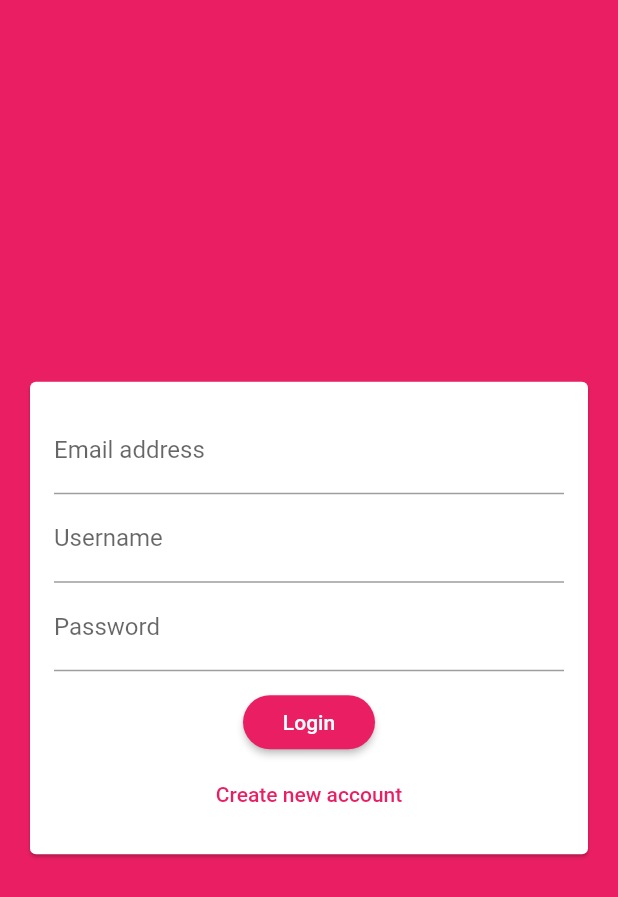
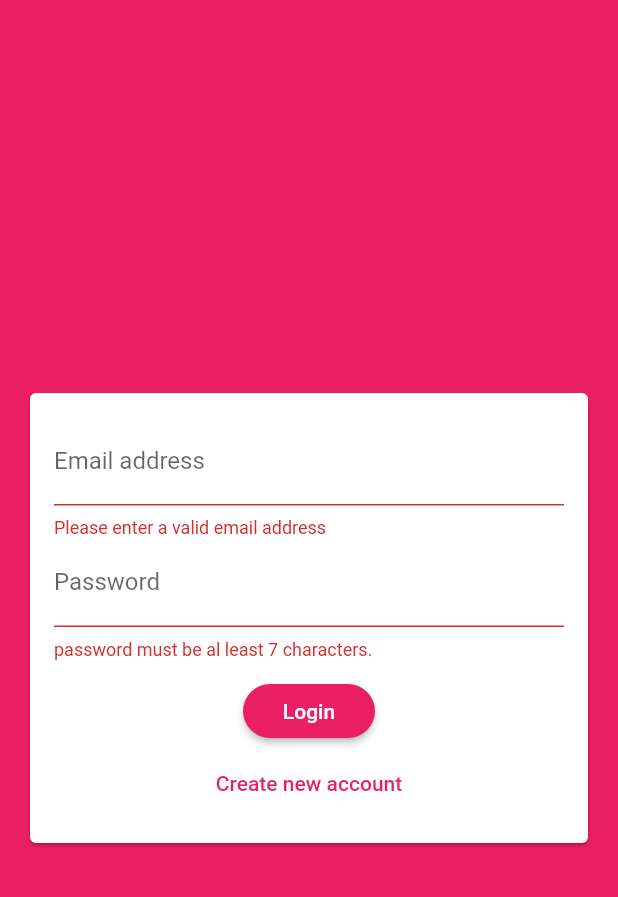
Before and after one commit to Mahendra789/heybuddy, a Flutter app: the screen it shows after launch, after a tap on "Login", on a phone screen of 412 x 824 dp. Shown: the top 897 px of the screen. Run offline on Flutter 3.47's test engine with Material 2 defaults, Android fonts, the phone set to English and light mode, and no system bars; our stand-ins replace cloud_firestore; accounts and stored records are empty.

Commit message:
validations added

```diff
--- a/lib/screens/auth_screen.dart
+++ b/lib/screens/auth_screen.dart
@@ -7,11 +7,14 @@ class AuthScreen extends StatefulWidget {
 }
 
 class _AuthScreenState extends State<AuthScreen> {
+  void _submitAuthForm(
+      String email, String username, String password, bool isLogin) {}
+
   @override
   Widget build(BuildContext context) {
     return Scaffold(
       backgroundColor: Theme.of(context).primaryColor,
-      body: AuthForm(),
+      body: AuthForm(_submitAuthForm),
     );
   }
 }
--- a/lib/widgets/auth/auth_form.dart
+++ b/lib/widgets/auth/auth_form.dart
@@ -1,11 +1,32 @@
 import 'package:flutter/material.dart';
 
 class AuthForm extends StatefulWidget {
+  AuthForm(this.submitFn);
+
+  final void Function(
+      String email, String username, String password, bool _isLogin) submitFn;
+
   @override
   _AuthFormState createState() => _AuthFormState();
 }
 
 class _AuthFormState extends State<AuthForm> {
+  final _formKey = GlobalKey<FormState>();
+  var _isLogin = true;
+  String _userEmail = '';
+  String _userName = '';
+  String _userPassword = '';
+
+  void _trySubmit() {
+    final isValid = _formKey.currentState.validate();
+    FocusScope.of(context).unfocus();
+    if (isValid) {
+      _formKey.currentState.save();
+    }
+
+    widget.submitFn(_userEmail, _userName, _userPassword, _isLogin);
+  }
+
   @override
   Widget build(BuildContext context) {
     return Center(
@@ -14,27 +35,68 @@ class _AuthFormState extends State<AuthForm> {
         child: SingleChildScrollView(
           padding: EdgeInsets.all(16),
           child: Form(
+            key: _formKey,
             child: Column(
               mainAxisSize: MainAxisSize.min,
               children: <Widget>[
                 TextFormField(
+                  key: ValueKey('email'),
+                  validator: (value) {
+                    if (value.isEmpty || !value.contains('@')) {
+                      return 'Please enter a valid email address';
+                    }
+                    return null;
+                  },
                   keyboardType: TextInputType.emailAddress,
                   decoration: InputDecoration(labelText: 'Email address'),
+                  onSaved: (value) {
+                    _userEmail = value;
+                  },
                 ),
+                if (!_isLogin)
+                  TextFormField(
+                    key: ValueKey('username'),
+                    validator: (value) {
+                      if (value.isEmpty || value.length < 4) {
+                        return 'Please enter at least 4 characters.';
+                      }
+                      return null;
+                    },
+                    decoration: InputDecoration(labelText: 'Username'),
+                    onSaved: (value) {
+                      _userName = value;
+                    },
+                  ),
                 TextFormField(
-                  decoration: InputDecoration(labelText: 'Username'),
-                ),
-                TextFormField(
+                  key: ValueKey('password'),
+                  validator: (value) {
+                    if (value.isEmpty || value.length < 7) {
+                      return 'password must be al least 7 characters.';
+                    }
+                    return null;
+                  },
                   keyboardType: TextInputType.emailAddress,
                   decoration: InputDecoration(labelText: 'Password'),
                   obscureText: true,
+                  onSaved: (value) {
+                    _userPassword = value;
+                  },
                 ),
                 SizedBox(height: 10),
-                RaisedButton(child: Text('Login'), onPressed: () {}),
+                RaisedButton(
+                  child: Text(_isLogin ? 'Login' : 'SignUp'),
+                  onPressed: _trySubmit,
+                ),
                 FlatButton(
                     textColor: Theme.of(context).primaryColor,
-                    child: Text('Create new account'),
-                    onPressed: () {}),
+                    child: Text(_isLogin
+                        ? 'Create new account'
+                        : 'I already have an account'),
+                    onPressed: () {
+                      setState(() {
+                        _isLogin = !_isLogin;
+                      });
+                    }),
               ],
             ),
           ),
```
